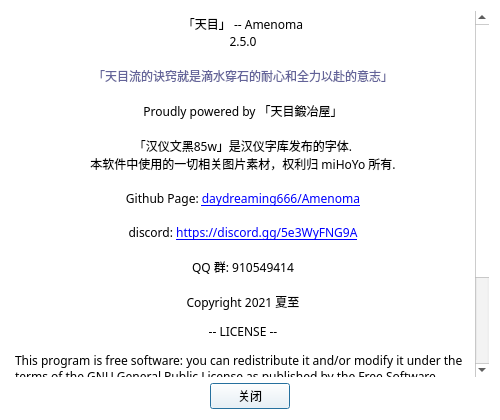
Old version of the form ui_dev/Amenoma_About_Dialog.ui in the repository daydreaming666/Amenoma.
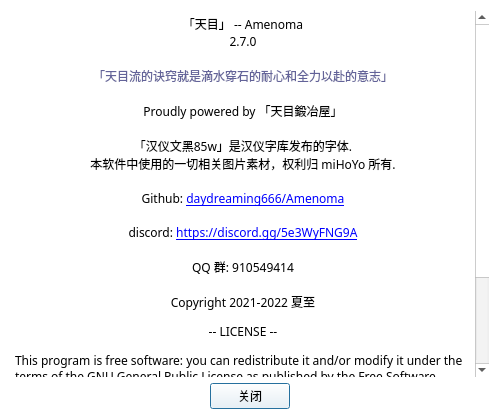
New version of the form.

```diff
--- a/ui_dev/Amenoma_About_Dialog.ui
+++ b/ui_dev/Amenoma_About_Dialog.ui
@@ -460,7 +460,7 @@
 p, li { white-space: pre-wrap; }
 &lt;/style&gt;&lt;/head&gt;&lt;body style=&quot; font-family:'汉仪文黑-85W'; font-size:9pt; font-weight:400; font-style:normal;&quot;&gt;
 &lt;p align=&quot;center&quot; style=&quot; margin-top:0px; margin-bottom:0px; margin-left:0px; margin-right:0px; -qt-block-indent:0; text-indent:0px;&quot;&gt;「天目」 -- Amenoma&lt;/p&gt;
-&lt;p align=&quot;center&quot; style=&quot; margin-top:0px; margin-bottom:0px; margin-left:0px; margin-right:0px; -qt-block-indent:0; text-indent:0px;&quot;&gt;2.5.0&lt;/p&gt;
+&lt;p align=&quot;center&quot; style=&quot; margin-top:0px; margin-bottom:0px; margin-left:0px; margin-right:0px; -qt-block-indent:0; text-indent:0px;&quot;&gt;2.7.0&lt;/p&gt;
 &lt;p style=&quot;-qt-paragraph-type:empty; margin-top:0px; margin-bottom:0px; margin-left:0px; margin-right:0px; -qt-block-indent:0; text-indent:0px;&quot;&gt;&lt;br /&gt;&lt;/p&gt;
 &lt;p align=&quot;center&quot; style=&quot; margin-top:0px; margin-bottom:0px; margin-left:0px; margin-right:0px; -qt-block-indent:0; text-indent:0px;&quot;&gt;&lt;span style=&quot; color:#636399;&quot;&gt;「天目流的诀窍就是滴水穿石的耐心和全力以赴的意志」&lt;/span&gt;&lt;/p&gt;
 &lt;p align=&quot;center&quot; style=&quot;-qt-paragraph-type:empty; margin-top:0px; margin-bottom:0px; margin-left:0px; margin-right:0px; -qt-block-indent:0; text-indent:0px;&quot;&gt;&lt;br /&gt;&lt;/p&gt;
@@ -469,13 +469,13 @@
 &lt;p align=&quot;center&quot; style=&quot; margin-top:0px; margin-bottom:0px; margin-left:0px; margin-right:0px; -qt-block-indent:0; text-indent:0px;&quot;&gt;「汉仪文黑85w」是汉仪字库发布的字体.&lt;/p&gt;
 &lt;p align=&quot;center&quot; style=&quot; margin-top:0px; margin-bottom:0px; margin-left:0px; margin-right:0px; -qt-block-indent:0; text-indent:0px;&quot;&gt;本软件中使用的一切相关图片素材，权利归 miHoYo 所有.&lt;/p&gt;
 &lt;p align=&quot;center&quot; style=&quot;-qt-paragraph-type:empty; margin-top:0px; margin-bottom:0px; margin-left:0px; margin-right:0px; -qt-block-indent:0; text-indent:0px;&quot;&gt;&lt;br /&gt;&lt;/p&gt;
-&lt;p align=&quot;center&quot; style=&quot; margin-top:0px; margin-bottom:0px; margin-left:0px; margin-right:0px; -qt-block-indent:0; text-indent:0px;&quot;&gt;Github Page: &lt;a href=&quot;https://github.com/daydreaming666/Amenoma&quot;&gt;&lt;span style=&quot; text-decoration: underline; color:#0000ff;&quot;&gt;daydreaming666/Amenoma&lt;/span&gt;&lt;/a&gt;&lt;/p&gt;
+&lt;p align=&quot;center&quot; style=&quot; margin-top:0px; margin-bottom:0px; margin-left:0px; margin-right:0px; -qt-block-indent:0; text-indent:0px;&quot;&gt;Github: &lt;a href=&quot;https://github.com/daydreaming666/Amenoma&quot;&gt;&lt;span style=&quot; text-decoration: underline; color:#0000ff;&quot;&gt;daydreaming666/Amenoma&lt;/span&gt;&lt;/a&gt;&lt;/p&gt;
 &lt;p align=&quot;center&quot; style=&quot;-qt-paragraph-type:empty; margin-top:0px; margin-bottom:0px; margin-left:0px; margin-right:0px; -qt-block-indent:0; text-indent:0px; text-decoration: underline; color:#0000ff;&quot;&gt;&lt;br /&gt;&lt;/p&gt;
 &lt;p align=&quot;center&quot; style=&quot; margin-top:0px; margin-bottom:0px; margin-left:0px; margin-right:0px; -qt-block-indent:0; text-indent:0px;&quot;&gt;discord: &lt;a href=&quot;https://discord.gg/sxyU6FJbtq&quot;&gt;&lt;span style=&quot; text-decoration: underline; color:#0000ff;&quot;&gt;https://discord.gg/5e3WyFNG9A&lt;/span&gt;&lt;/a&gt;&lt;/p&gt;
 &lt;p align=&quot;center&quot; style=&quot;-qt-paragraph-type:empty; margin-top:0px; margin-bottom:0px; margin-left:0px; margin-right:0px; -qt-block-indent:0; text-indent:0px;&quot;&gt;&lt;br /&gt;&lt;/p&gt;
 &lt;p align=&quot;center&quot; style=&quot; margin-top:0px; margin-bottom:0px; margin-left:0px; margin-right:0px; -qt-block-indent:0; text-indent:0px;&quot;&gt;QQ 群: 910549414&lt;/p&gt;
 &lt;p align=&quot;center&quot; style=&quot;-qt-paragraph-type:empty; margin-top:0px; margin-bottom:0px; margin-left:0px; margin-right:0px; -qt-block-indent:0; text-indent:0px;&quot;&gt;&lt;br /&gt;&lt;/p&gt;
-&lt;p align=&quot;center&quot; style=&quot; margin-top:0px; margin-bottom:0px; margin-left:0px; margin-right:0px; -qt-block-indent:0; text-indent:0px;&quot;&gt;Copyright 2021 夏至&lt;/p&gt;
+&lt;p align=&quot;center&quot; style=&quot; margin-top:0px; margin-bottom:0px; margin-left:0px; margin-right:0px; -qt-block-indent:0; text-indent:0px;&quot;&gt;Copyright 2021-2022 夏至&lt;/p&gt;
 &lt;p align=&quot;center&quot; style=&quot; margin-top:12px; margin-bottom:12px; margin-left:0px; margin-right:0px; -qt-block-indent:0; text-indent:0px;&quot;&gt;-- LICENSE --&lt;/p&gt;
 &lt;p style=&quot; margin-top:12px; margin-bottom:12px; margin-left:0px; margin-right:0px; -qt-block-indent:0; text-indent:0px;&quot;&gt;&lt;span style=&quot; font-family:'SimSun';&quot;&gt;This program is free software: you can redistribute it and/or modify it under the terms of the GNU General Public License as published by the Free Software Foundation, either version 3 of the License, or any later version.&lt;br /&gt;This program is distributed in the hope that it will be useful, but WITHOUT ANY WARRANTY; without even the implied warranty of MERCHANTABILITY or FITNESS FOR A PARTICULAR PURPOSE. See the GNU General Public License for more details.&lt;br /&gt;You should have received a copy of the GNU General Public License along with this program. If not, see &lt;/span&gt;&lt;a href=&quot;https://www.gnu.org/licenses&quot;&gt;&lt;span style=&quot; font-family:'SimSun'; text-decoration: underline; color:#0000ff;&quot;&gt;https://www.gnu.org/licenses&lt;/span&gt;&lt;/a&gt;&lt;span style=&quot; font-family:'SimHei';&quot;&gt;.&lt;/span&gt;&lt;/p&gt;&lt;/body&gt;&lt;/html&gt;</string>
      </property>
```
